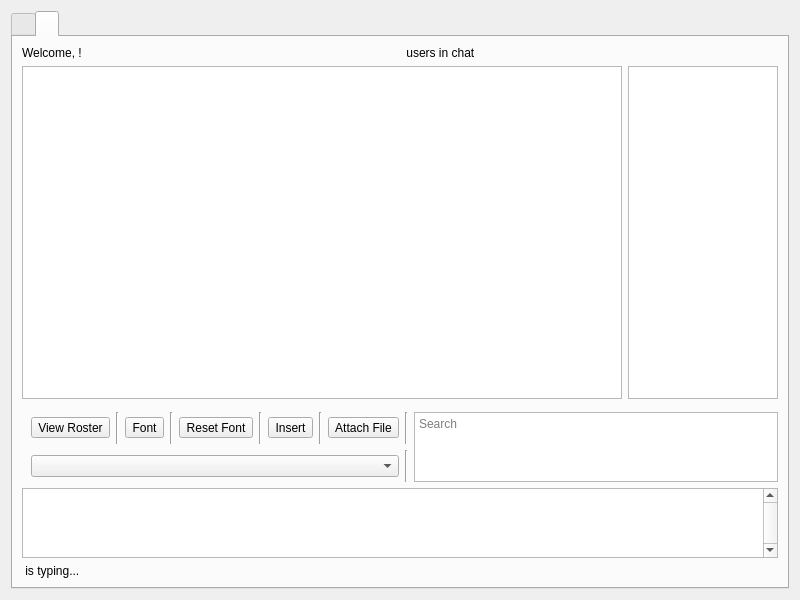
The window that src/ui/xmpp/gkxmppmessagedialog.ui (GekkoFyre/small-world-deluxe) describes before a commit, drawn with Qt 5.
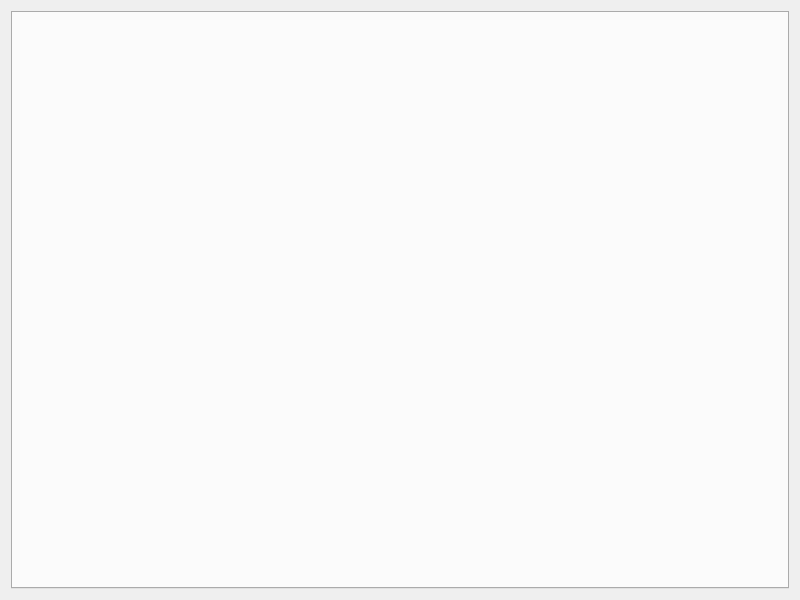
The same window after the commit. The open tabs and pages were chosen to show the change.

Commit message: * Made it so that tabs, responsible for either one-on-one chats or multiuser chatrooms, can be added dynamically now within the (Q)Xmpp messaging dialog. * NOTE: This code is untested thus far.

What changed in the file:
```diff
--- a/src/ui/xmpp/gkxmppmessagedialog.ui
+++ b/src/ui/xmpp/gkxmppmessagedialog.ui
@@ -25,801 +25,6 @@
      <property name="currentIndex">
       <number>0</number>
      </property>
-     <widget class="QWidget" name="tab_user_msg">
-      <attribute name="title">
-       <string>&lt;callsign-2&gt;</string>
-      </attribute>
-      <layout class="QVBoxLayout" name="verticalLayout_2">
-       <item>
-        <widget class="QFrame" name="frame_callsign">
-         <property name="frameShape">
-          <enum>QFrame::NoFrame</enum>
-         </property>
-         <property name="frameShadow">
-          <enum>QFrame::Plain</enum>
-         </property>
-         <layout class="QHBoxLayout" name="horizontalLayout">
-          <property name="leftMargin">
-           <number>0</number>
-          </property>
-          <property name="topMargin">
-           <number>0</number>
-          </property>
-          <property name="rightMargin">
-           <number>0</number>
-          </property>
-          <property name="bottomMargin">
-           <number>0</number>
-          </property>
-          <item>
-           <widget class="QFrame" name="frame_callsign_2_info">
-            <property name="frameShape">
-             <enum>QFrame::NoFrame</enum>
-            </property>
-            <property name="frameShadow">
-             <enum>QFrame::Plain</enum>
-            </property>
-            <layout class="QHBoxLayout" name="horizontalLayout_4">
-             <property name="leftMargin">
-              <number>0</number>
-             </property>
-             <property name="topMargin">
-              <number>0</number>
-             </property>
-             <property name="rightMargin">
-              <number>0</number>
-             </property>
-             <property name="bottomMargin">
-              <number>0</number>
-             </property>
-             <item>
-              <widget class="QLabel" name="label_callsign_2_name">
-               <property name="text">
-                <string>Welcome, &lt;client&gt;!</string>
-               </property>
-              </widget>
-             </item>
-            </layout>
-           </widget>
-          </item>
-          <item>
-           <widget class="QFrame" name="frame_callsign_1_stats">
-            <property name="frameShape">
-             <enum>QFrame::NoFrame</enum>
-            </property>
-            <property name="frameShadow">
-             <enum>QFrame::Plain</enum>
-            </property>
-            <layout class="QHBoxLayout" name="horizontalLayout_3">
-             <property name="leftMargin">
-              <number>0</number>
-             </property>
-             <property name="topMargin">
-              <number>0</number>
-             </property>
-             <property name="rightMargin">
-              <number>0</number>
-             </property>
-             <property name="bottomMargin">
-              <number>0</number>
-             </property>
-             <item>
-              <widget class="QLabel" name="label_callsign_1_stats">
-               <property name="text">
-                <string>&lt;x&gt; users in chat</string>
-               </property>
-              </widget>
-             </item>
-            </layout>
-           </widget>
-          </item>
-         </layout>
-        </widget>
-       </item>
-       <item>
-        <widget class="QFrame" name="frame_recv_msg_dialog">
-         <property name="sizePolicy">
-          <sizepolicy hsizetype="Preferred" vsizetype="Preferred">
-           <horstretch>0</horstretch>
-           <verstretch>75</verstretch>
-          </sizepolicy>
-         </property>
-         <property name="frameShape">
-          <enum>QFrame::NoFrame</enum>
-         </property>
-         <property name="frameShadow">
-          <enum>QFrame::Plain</enum>
-         </property>
-         <layout class="QVBoxLayout" name="verticalLayout_3">
-          <property name="leftMargin">
-           <number>0</number>
-          </property>
-          <property name="topMargin">
-           <number>0</number>
-          </property>
-          <property name="rightMargin">
-           <number>0</number>
-          </property>
-          <property name="bottomMargin">
-           <number>7</number>
-          </property>
-          <item>
-           <widget class="QTableView" name="tableView_recv_msg_dlg">
-            <property name="contextMenuPolicy">
-             <enum>Qt::CustomContextMenu</enum>
-            </property>
-            <property name="horizontalScrollBarPolicy">
-             <enum>Qt::ScrollBarAlwaysOff</enum>
-            </property>
-            <property name="selectionBehavior">
-             <enum>QAbstractItemView::SelectRows</enum>
-            </property>
-           </widget>
-          </item>
-         </layout>
-        </widget>
-       </item>
-       <item>
-        <widget class="QFrame" name="frame_tx_msg_dialog">
-         <property name="sizePolicy">
-          <sizepolicy hsizetype="Preferred" vsizetype="Preferred">
-           <horstretch>0</horstretch>
-           <verstretch>25</verstretch>
-          </sizepolicy>
-         </property>
-         <property name="frameShape">
-          <enum>QFrame::NoFrame</enum>
-         </property>
-         <property name="frameShadow">
-          <enum>QFrame::Plain</enum>
-         </property>
-         <layout class="QVBoxLayout" name="verticalLayout_4">
-          <property name="leftMargin">
-           <number>0</number>
-          </property>
-          <property name="topMargin">
-           <number>0</number>
-          </property>
-          <property name="rightMargin">
-           <number>0</number>
-          </property>
-          <property name="bottomMargin">
-           <number>0</number>
-          </property>
-          <item>
-           <widget class="QFrame" name="frame_tx_msg_settings">
-            <property name="frameShape">
-             <enum>QFrame::NoFrame</enum>
-            </property>
-            <property name="frameShadow">
-             <enum>QFrame::Plain</enum>
-            </property>
-            <layout class="QHBoxLayout" name="horizontalLayout_2">
-             <property name="topMargin">
-              <number>0</number>
-             </property>
-             <property name="rightMargin">
-              <number>0</number>
-             </property>
-             <property name="bottomMargin">
-              <number>0</number>
-             </property>
-             <item>
-              <widget class="QFrame" name="frame_tx_msg_settings_toolbuttons">
-               <property name="frameShape">
-                <enum>QFrame::NoFrame</enum>
-               </property>
-               <property name="frameShadow">
-                <enum>QFrame::Plain</enum>
-               </property>
-               <layout class="QVBoxLayout" name="verticalLayout_5">
-                <property name="leftMargin">
-                 <number>0</number>
-                </property>
-                <property name="topMargin">
-                 <number>0</number>
-                </property>
-                <property name="rightMargin">
-                 <number>0</number>
-                </property>
-                <property name="bottomMargin">
-                 <number>0</number>
-                </property>
-                <item>
-                 <widget class="QFrame" name="frame_tx_msg_settings_toolbuttons_top">
-                  <property name="frameShape">
-                   <enum>QFrame::NoFrame</enum>
-                  </property>
-                  <property name="frameShadow">
-                   <enum>QFrame::Plain</enum>
-                  </property>
-                  <layout class="QHBoxLayout" name="horizontalLayout_5">
-                   <property name="leftMargin">
-                    <number>0</number>
-                   </property>
-                   <property name="topMargin">
-                    <number>0</number>
-                   </property>
-                   <property name="rightMargin">
-                    <number>0</number>
-                   </property>
-                   <property name="bottomMargin">
-                    <number>0</number>
-                   </property>
-                   <item>
-                    <widget class="QToolButton" name="toolButton_view_roster">
-                     <property name="text">
-                      <string>View Roster</string>
-                     </property>
-                    </widget>
-                   </item>
-                   <item>
-                    <widget class="Line" name="line_4">
-                     <property name="orientation">
-                      <enum>Qt::Vertical</enum>
-                     </property>
-                    </widget>
-                   </item>
-                   <item>
-                    <widget class="QToolButton" name="toolButton_font">
-                     <property name="text">
-                      <string>Font</string>
-                     </property>
-                    </widget>
-                   </item>
-                   <item>
-                    <widget class="Line" name="line">
-                     <property name="orientation">
-                      <enum>Qt::Vertical</enum>
-                     </property>
-                    </widget>
-                   </item>
-                   <item>
-                    <widget class="QToolButton" name="toolButton_font_reset">
-                     <property name="text">
-                      <string>Reset Font</string>
-                     </property>
-                    </widget>
-                   </item>
-                   <item>
-                    <widget class="Line" name="line_2">
-                     <property name="orientation">
-                      <enum>Qt::Vertical</enum>
-                     </property>
-                    </widget>
-                   </item>
-                   <item>
-                    <widget class="QToolButton" name="toolButton_insert">
-                     <property name="text">
-                      <string>Insert</string>
-                     </property>
-                    </widget>
-                   </item>
-                   <item>
-                    <widget class="Line" name="line_3">
-                     <property name="orientation">
-                      <enum>Qt::Vertical</enum>
-                     </property>
-                    </widget>
-                   </item>
-                   <item>
-                    <widget class="QToolButton" name="toolButton_attach_file">
-                     <property name="text">
-                      <string>Attach File</string>
-                     </property>
-                    </widget>
-                   </item>
-                   <item>
-                    <widget class="Line" name="line_5">
-                     <property name="orientation">
-                      <enum>Qt::Vertical</enum>
-                     </property>
-                    </widget>
-                   </item>
-                  </layout>
-                 </widget>
-                </item>
-                <item>
-                 <widget class="QFrame" name="frame_tx_msg_settings_toolbuttons_bottom">
-                  <property name="frameShape">
-                   <enum>QFrame::NoFrame</enum>
-                  </property>
-                  <property name="frameShadow">
-                   <enum>QFrame::Plain</enum>
-                  </property>
-                  <layout class="QHBoxLayout" name="horizontalLayout_6">
-                   <property name="leftMargin">
-                    <number>0</number>
-                   </property>
-                   <property name="topMargin">
-                    <number>0</number>
-                   </property>
-                   <property name="rightMargin">
-                    <number>0</number>
-                   </property>
-                   <property name="bottomMargin">
-                    <number>0</number>
-                   </property>
-                   <item>
-                    <widget class="QComboBox" name="comboBox_tx_msg_shortcut_cmds"/>
-                   </item>
-                   <item>
-                    <widget class="Line" name="line_6">
-                     <property name="orientation">
-                      <enum>Qt::Vertical</enum>
-                     </property>
-                    </widget>
-                   </item>
-                  </layout>
-                 </widget>
-                </item>
-               </layout>
-              </widget>
-             </item>
-             <item>
-              <widget class="QPlainTextEdit" name="plainTextEdit_message_search">
-               <property name="placeholderText">
-                <string>Search</string>
-               </property>
-              </widget>
-             </item>
-            </layout>
-           </widget>
-          </item>
-          <item>
-           <widget class="QTextEdit" name="textEdit_tx_msg_dialog">
-            <property name="verticalScrollBarPolicy">
-             <enum>Qt::ScrollBarAlwaysOn</enum>
-            </property>
-            <property name="horizontalScrollBarPolicy">
-             <enum>Qt::ScrollBarAlwaysOff</enum>
-            </property>
-            <property name="acceptRichText">
-             <bool>false</bool>
-            </property>
-           </widget>
-          </item>
-          <item>
-           <widget class="QLabel" name="label_msging_callsign_status">
-            <property name="text">
-             <string>&lt;callsign-2&gt; is typing...</string>
-            </property>
-           </widget>
-          </item>
-         </layout>
-        </widget>
-       </item>
-      </layout>
-     </widget>
-     <widget class="QWidget" name="tab_muc_msg">
-      <attribute name="title">
-       <string>&lt;muc-1&gt;</string>
-      </attribute>
-      <layout class="QVBoxLayout" name="verticalLayout_8">
-       <item>
-        <widget class="QFrame" name="frame_muc_callsign">
-         <property name="frameShape">
-          <enum>QFrame::NoFrame</enum>
-         </property>
-         <property name="frameShadow">
-          <enum>QFrame::Plain</enum>
-         </property>
-         <layout class="QHBoxLayout" name="horizontalLayout_10">
-          <property name="leftMargin">
-           <number>0</number>
-          </property>
-          <property name="topMargin">
-           <number>0</number>
-          </property>
-          <property name="rightMargin">
-           <number>0</number>
-          </property>
-          <property name="bottomMargin">
-           <number>0</number>
-          </property>
-          <item>
-           <widget class="QFrame" name="frame_muc_callsign_2_info">
-            <property name="frameShape">
-             <enum>QFrame::NoFrame</enum>
-            </property>
-            <property name="frameShadow">
-             <enum>QFrame::Plain</enum>
-            </property>
-            <layout class="QHBoxLayout" name="horizontalLayout_11">
-             <property name="leftMargin">
-              <number>0</number>
-             </property>
-             <property name="topMargin">
-              <number>0</number>
-             </property>
-             <property name="rightMargin">
-              <number>0</number>
-             </property>
-             <property name="bottomMargin">
-              <number>0</number>
-             </property>
-             <item>
-              <widget class="QLabel" name="label_muc_callsign_2_name">
-               <property name="text">
-                <string>Welcome, &lt;client&gt;!</string>
-               </property>
-              </widget>
-             </item>
-            </layout>
-           </widget>
-          </item>
-          <item>
-           <widget class="QFrame" name="frame_muc_callsign_1_stats">
-            <property name="frameShape">
-             <enum>QFrame::NoFrame</enum>
-            </property>
-            <property name="frameShadow">
-             <enum>QFrame::Plain</enum>
-            </property>
-            <layout class="QHBoxLayout" name="horizontalLayout_12">
-             <property name="leftMargin">
-              <number>0</number>
-             </property>
-             <property name="topMargin">
-              <number>0</number>
-             </property>
-             <property name="rightMargin">
-              <number>0</number>
-             </property>
-             <property name="bottomMargin">
-              <number>0</number>
-             </property>
-             <item>
-              <widget class="QLabel" name="label_muc_callsign_1_stats">
-               <property name="text">
-                <string>&lt;x&gt; users in chat</string>
-               </property>
-              </widget>
-             </item>
-            </layout>
-           </widget>
-          </item>
-         </layout>
-        </widget>
-       </item>
-       <item>
-        <widget class="QFrame" name="frame_muc_conversation_main">
-         <property name="sizePolicy">
-          <sizepolicy hsizetype="Preferred" vsizetype="Preferred">
-           <horstretch>0</horstretch>
-           <verstretch>75</verstretch>
-          </sizepolicy>
-         </property>
-         <property name="frameShape">
-          <enum>QFrame::NoFrame</enum>
-         </property>
-         <property name="frameShadow">
-          <enum>QFrame::Plain</enum>
-         </property>
-         <layout class="QHBoxLayout" name="horizontalLayout_13">
-          <property name="leftMargin">
-           <number>0</number>
-          </property>
-          <property name="topMargin">
-           <number>0</number>
-          </property>
-          <property name="rightMargin">
-           <number>0</number>
-          </property>
-          <property name="bottomMargin">
-           <number>0</number>
-          </property>
-          <item>
-           <widget class="QFrame" name="frame_muc_conversation">
-            <property name="sizePolicy">
-             <sizepolicy hsizetype="Preferred" vsizetype="Preferred">
-              <horstretch>80</horstretch>
-              <verstretch>0</verstretch>
-             </sizepolicy>
-            </property>
-            <property name="frameShape">
-             <enum>QFrame::NoFrame</enum>
-            </property>
-            <property name="frameShadow">
-             <enum>QFrame::Plain</enum>
-            </property>
-            <layout class="QVBoxLayout" name="verticalLayout_9">
-             <property name="leftMargin">
-              <number>0</number>
-             </property>
-             <property name="topMargin">
-              <number>0</number>
-             </property>
-             <property name="rightMargin">
-              <number>0</number>
-             </property>
-             <property name="bottomMargin">
-              <number>7</number>
-             </property>
-             <item>
-              <widget class="QTableView" name="tableView_muc_recv_conversation">
-               <property name="contextMenuPolicy">
-                <enum>Qt::CustomContextMenu</enum>
-               </property>
-               <property name="horizontalScrollBarPolicy">
-                <enum>Qt::ScrollBarAlwaysOff</enum>
-               </property>
-               <property name="selectionBehavior">
-                <enum>QAbstractItemView::SelectRows</enum>
-               </property>
-              </widget>
-             </item>
-            </layout>
-           </widget>
-          </item>
-          <item>
-           <widget class="QFrame" name="frame_muc_user_list">
-            <property name="sizePolicy">
-             <sizepolicy hsizetype="Preferred" vsizetype="Preferred">
-              <horstretch>20</horstretch>
-              <verstretch>0</verstretch>
-             </sizepolicy>
-            </property>
-            <property name="frameShape">
-             <enum>QFrame::NoFrame</enum>
-            </property>
-            <property name="frameShadow">
-             <enum>QFrame::Plain</enum>
-            </property>
-            <layout class="QVBoxLayout" name="verticalLayout_10">
-             <property name="leftMargin">
-              <number>0</number>
-             </property>
-             <property name="topMargin">
-              <number>0</number>
-             </property>
-             <property name="rightMargin">
-              <number>0</number>
-             </property>
-             <property name="bottomMargin">
-              <number>7</number>
-             </property>
-             <item>
-              <widget class="QTreeView" name="treeView_muc_user_list"/>
-             </item>
-            </layout>
-           </widget>
-          </item>
-         </layout>
-        </widget>
-       </item>
-       <item>
-        <widget class="QFrame" name="frame_muc_tx_msg_dialog">
-         <property name="sizePolicy">
-          <sizepolicy hsizetype="Preferred" vsizetype="Preferred">
-           <horstretch>0</horstretch>
-           <verstretch>25</verstretch>
-          </sizepolicy>
-         </property>
-         <property name="frameShape">
-          <enum>QFrame::NoFrame</enum>
-         </property>
-         <property name="frameShadow">
-          <enum>QFrame::Plain</enum>
-         </property>
-         <layout class="QVBoxLayout" name="verticalLayout_6">
-          <property name="leftMargin">
-           <number>0</number>
-          </property>
-          <property name="topMargin">
-           <number>0</number>
-          </property>
-          <property name="rightMargin">
-           <number>0</number>
-          </property>
-          <property name="bottomMargin">
-           <number>0</number>
-          </property>
-          <item>
-           <widget class="QFrame" name="frame_muc_tx_msg_settings">
-            <property name="frameShape">
-             <enum>QFrame::NoFrame</enum>
-            </property>
-            <property name="frameShadow">
-             <enum>QFrame::Plain</enum>
-            </property>
-            <layout class="QHBoxLayout" name="horizontalLayout_7">
-             <property name="topMargin">
-              <number>0</number>
-             </property>
-             <property name="rightMargin">
-              <number>0</number>
-             </property>
-             <property name="bottomMargin">
-              <number>0</number>
-             </property>
-             <item>
-              <widget class="QFrame" name="frame_muc_tx_msg_settings_toolbuttons">
-               <property name="frameShape">
-                <enum>QFrame::NoFrame</enum>
-               </property>
-               <property name="frameShadow">
-                <enum>QFrame::Plain</enum>
-               </property>
-               <layout class="QVBoxLayout" name="verticalLayout_7">
-                <property name="leftMargin">
-                 <number>0</number>
-                </property>
-                <property name="topMargin">
-                 <number>0</number>
-                </property>
-                <property name="rightMargin">
-                 <number>0</number>
-                </property>
-                <property name="bottomMargin">
-                 <number>0</number>
-                </property>
-                <item>
-                 <widget class="QFrame" name="frame_muc_tx_msg_settings_toolbuttons_top">
-                  <property name="frameShape">
-                   <enum>QFrame::NoFrame</enum>
-                  </property>
-                  <property name="frameShadow">
-                   <enum>QFrame::Plain</enum>
-                  </property>
-                  <layout class="QHBoxLayout" name="horizontalLayout_8">
-                   <property name="leftMargin">
-                    <number>0</number>
-                   </property>
-                   <property name="topMargin">
-                    <number>0</number>
-                   </property>
-                   <property name="rightMargin">
-                    <number>0</number>
-                   </property>
-                   <property name="bottomMargin">
-                    <number>0</number>
-                   </property>
-                   <item>
-                    <widget class="QToolButton" name="toolButton_muc_view_roster">
-                     <property name="text">
-                      <string>View Roster</string>
-                     </property>
-                    </widget>
-                   </item>
-                   <item>
-                    <widget class="Line" name="line_7">
-                     <property name="orientation">
-                      <enum>Qt::Vertical</enum>
-                     </property>
-                    </widget>
-                   </item>
-                   <item>
-                    <widget class="QToolButton" name="toolButton_muc_font">
-                     <property name="text">
-                      <string>Font</string>
-                     </property>
-                    </widget>
-                   </item>
-                   <item>
-                    <widget class="Line" name="line_8">
-                     <property name="orientation">
-                      <enum>Qt::Vertical</enum>
-                     </property>
-                    </widget>
-                   </item>
-                   <item>
-                    <widget class="QToolButton" name="toolButton_muc_font_reset">
-                     <property name="text">
-                      <string>Reset Font</string>
-                     </property>
-                    </widget>
-                   </item>
-                   <item>
-                    <widget class="Line" name="line_9">
-                     <property name="orientation">
-                      <enum>Qt::Vertical</enum>
-                     </property>
-                    </widget>
-                   </item>
-                   <item>
-                    <widget class="QToolButton" name="toolButton_muc_insert">
-                     <property name="text">
-                      <string>Insert</string>
-                     </property>
-                    </widget>
-                   </item>
-                   <item>
-                    <widget class="Line" name="line_10">
-                     <property name="orientation">
-                      <enum>Qt::Vertical</enum>
-                     </property>
-                    </widget>
-                   </item>
-                   <item>
-                    <widget class="QToolButton" name="toolButton_muc_attach_file">
-                     <property name="text">
-                      <string>Attach File</string>
-                     </property>
-                    </widget>
-                   </item>
-                   <item>
-                    <widget class="Line" name="line_11">
-                     <property name="orientation">
-                      <enum>Qt::Vertical</enum>
-                     </property>
-                    </widget>
-                   </item>
-                  </layout>
-                 </widget>
-                </item>
-                <item>
-                 <widget class="QFrame" name="frame_muc_tx_msg_settings_toolbuttons_bottom">
-                  <property name="frameShape">
-                   <enum>QFrame::NoFrame</enum>
-                  </property>
-                  <property name="frameShadow">
-                   <enum>QFrame::Plain</enum>
-                  </property>
-                  <layout class="QHBoxLayout" name="horizontalLayout_9">
-                   <property name="leftMargin">
-                    <number>0</number>
-                   </property>
-                   <property name="topMargin">
-                    <number>0</number>
-                   </property>
-                   <property name="rightMargin">
-                    <number>0</number>
-                   </property>
-                   <property name="bottomMargin">
-                    <number>0</number>
-                   </property>
-                   <item>
-                    <widget class="QComboBox" name="comboBox_muc_tx_msg_shortcut_cmds"/>
-                   </item>
-                   <item>
-                    <widget class="Line" name="line_12">
-                     <property name="orientation">
-                      <enum>Qt::Vertical</enum>
-                     </property>
-                    </widget>
-                   </item>
-                  </layout>
-                 </widget>
-                </item>
-               </layout>
-              </widget>
-             </item>
-             <item>
-              <widget class="QPlainTextEdit" name="plainTextEdit_muc_message_search">
-               <property name="placeholderText">
-                <string>Search</string>
-               </property>
-              </widget>
-             </item>
-            </layout>
-           </widget>
-          </item>
-          <item>
-           <widget class="QTextEdit" name="textEdit_muc_tx_msg_dialog">
-            <property name="verticalScrollBarPolicy">
-             <enum>Qt::ScrollBarAlwaysOn</enum>
-            </property>
-            <property name="horizontalScrollBarPolicy">
-             <enum>Qt::ScrollBarAlwaysOff</enum>
-            </property>
-            <property name="acceptRichText">
-             <bool>false</bool>
-            </property>
-           </widget>
-          </item>
-          <item>
-           <widget class="QLabel" name="label_muc_msging_callsign_status">
-            <property name="text">
-             <string>&lt;callsign-2&gt; is typing...</string>
-            </property>
-           </widget>
-          </item>
-         </layout>
-        </widget>
-       </item>
-      </layout>
-     </widget>
     </widget>
    </item>
   </layout>
```
Left out of the diff: 3 changed lines with no effect on the pictures. The commit also changes 12 other files.
